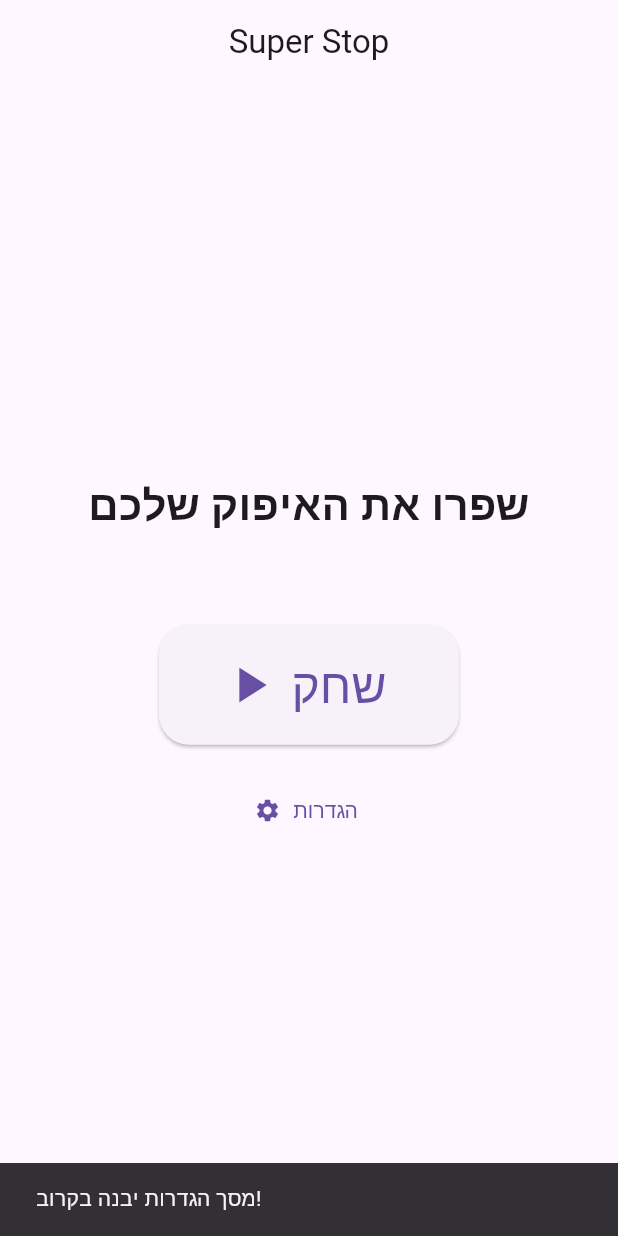
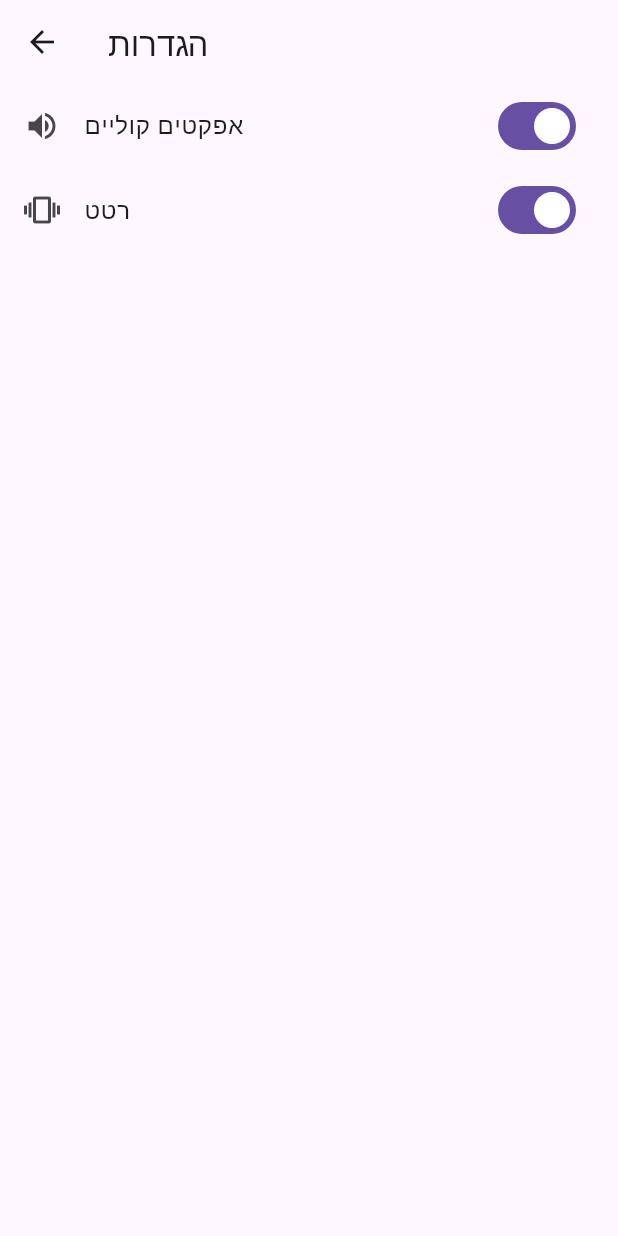
Before and after one commit to maromsa/super_stop, a Flutter app: the screen it shows after launch, after a tap on "הגדרות", on a phone screen of 412 x 824 dp. Run offline on Flutter 3.47's test engine with Material 3 defaults, Android fonts, the light colour scheme and no system bars; our stand-ins replace audioplayers, shared_preferences.

Commit message:
feat(app): Implement settings screen and fix navigation

```diff
--- a/lib/screens/home_screen.dart
+++ b/lib/screens/home_screen.dart
@@ -1,5 +1,6 @@
 import 'package:flutter/material.dart';
-import 'impulse_control_game_screen.dart';
+import 'impulse_control_game_screen.dart'; // Make sure this import is correct
+import 'settings_screen.dart';             // Make sure this import is correct
 
 class HomeScreen extends StatelessWidget {
   const HomeScreen({super.key});
@@ -15,7 +16,6 @@ class HomeScreen extends StatelessWidget {
         child: Column(
           mainAxisAlignment: MainAxisAlignment.center,
           children: <Widget>[
-            // כותרת ראשית של המסך
             const Text(
               'שפרו את האיפוק שלכם',
               style: TextStyle(fontSize: 28, fontWeight: FontWeight.bold),
@@ -23,7 +23,7 @@ class HomeScreen extends StatelessWidget {
             ),
             const SizedBox(height: 60),
 
-            // כפתור "שחק" גדול
+            // --- כפתור "שחק" ---
             SizedBox(
               width: 200,
               height: 80,
@@ -34,7 +34,7 @@ class HomeScreen extends StatelessWidget {
                   style: TextStyle(fontSize: 32),
                 ),
                 onPressed: () {
-                  // ניווט למסך המשחק כאשר לוחצים
+                  // The "Play" button should navigate to the GAME screen
                   Navigator.push(
                     context,
                     MaterialPageRoute(builder: (context) => const ImpulseControlGameScreen()),
@@ -49,15 +49,15 @@ class HomeScreen extends StatelessWidget {
             ),
             const SizedBox(height: 20),
 
-            // כפתור "הגדרות" קטן יותר
+            // --- כפתור "הגדרות" ---
             TextButton.icon(
               icon: const Icon(Icons.settings),
               label: const Text('הגדרות'),
               onPressed: () {
-                // TODO: בעתיד נוביל למסך הגדרות אמיתי
-                // כרגע, אפשר להציג הודעה זמנית
-                ScaffoldMessenger.of(context).showSnackBar(
-                  const SnackBar(content: Text('מסך הגדרות יבנה בקרוב!')),
+                // The "Settings" button should navigate to the SETTINGS screen
+                Navigator.push(
+                  context,
+                  MaterialPageRoute(builder: (context) => const SettingsScreen()),
                 );
               },
             ),
--- /dev/null
+++ b/lib/screens/settings_screen.dart
@@ -0,0 +1,78 @@
+import 'package:flutter/material.dart';
+import 'package:shared_preferences/shared_preferences.dart';
+
+class SettingsScreen extends StatefulWidget {
+  const SettingsScreen({super.key});
+
+  // These keys will be used to save and load the settings
+  static const String kSoundEnabled = 'sound_enabled';
+  static const String kHapticsEnabled = 'haptics_enabled';
+
+  @override
+  State<SettingsScreen> createState() => _SettingsScreenState();
+}
+
+class _SettingsScreenState extends State<SettingsScreen> {
+  bool _soundEnabled = true;
+  bool _hapticsEnabled = true;
+
+  @override
+  void initState() {
+    super.initState();
+    _loadSettings();
+  }
+
+  // Load the saved settings from the device's storage
+  Future<void> _loadSettings() async {
+    final prefs = await SharedPreferences.getInstance();
+    setState(() {
+      _soundEnabled = prefs.getBool(SettingsScreen.kSoundEnabled) ?? true;
+      _hapticsEnabled = prefs.getBool(SettingsScreen.kHapticsEnabled) ?? true;
+    });
+  }
+
+  // Update the sound setting and save it
+  Future<void> _updateSoundSetting(bool value) async {
+    setState(() {
+      _soundEnabled = value;
+    });
+    final prefs = await SharedPreferences.getInstance();
+    await prefs.setBool(SettingsScreen.kSoundEnabled, value);
+  }
+
+  // Update the haptics setting and save it
+  Future<void> _updateHapticsSetting(bool value) async {
+    setState(() {
+      _hapticsEnabled = value;
+    });
+    final prefs = await SharedPreferences.getInstance();
+    await prefs.setBool(SettingsScreen.kHapticsEnabled, value);
+  }
+
+  @override
+  Widget build(BuildContext context) {
+    return Scaffold(
+      appBar: AppBar(
+        title: const Text('הגדרות'),
+      ),
+      body: ListView(
+        children: [
+          // A tile with a switch for sound effects
+          SwitchListTile(
+            title: const Text('אפקטים קוליים'),
+            secondary: const Icon(Icons.volume_up),
+            value: _soundEnabled,
+            onChanged: _updateSoundSetting,
+          ),
+          // A tile with a switch for haptic feedback
+          SwitchListTile(
+            title: const Text('רטט'),
+            secondary: const Icon(Icons.vibration),
+            value: _hapticsEnabled,
+            onChanged: _updateHapticsSetting,
+          ),
+        ],
+      ),
+    );
+  }
+}
```
Also changed, not shown: lib/screens/impulse_control_game_screen.dart (+20 -3 lines).
